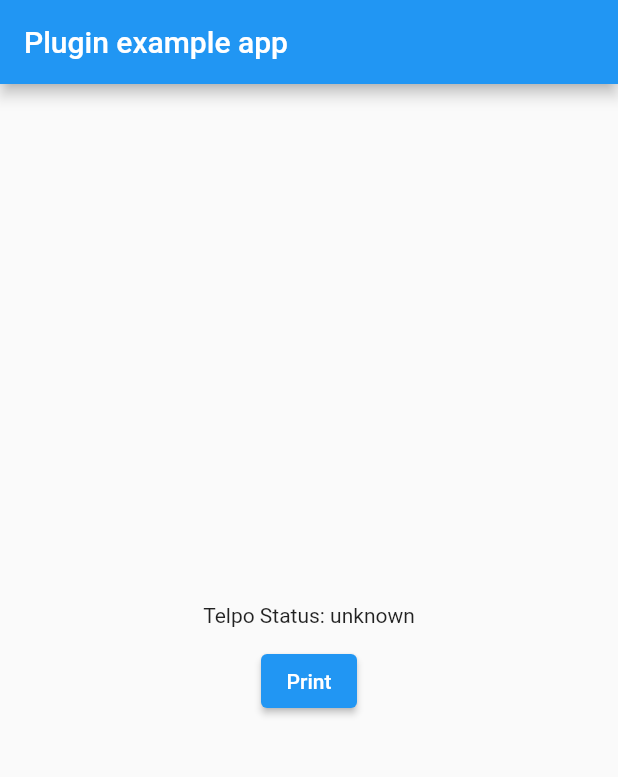
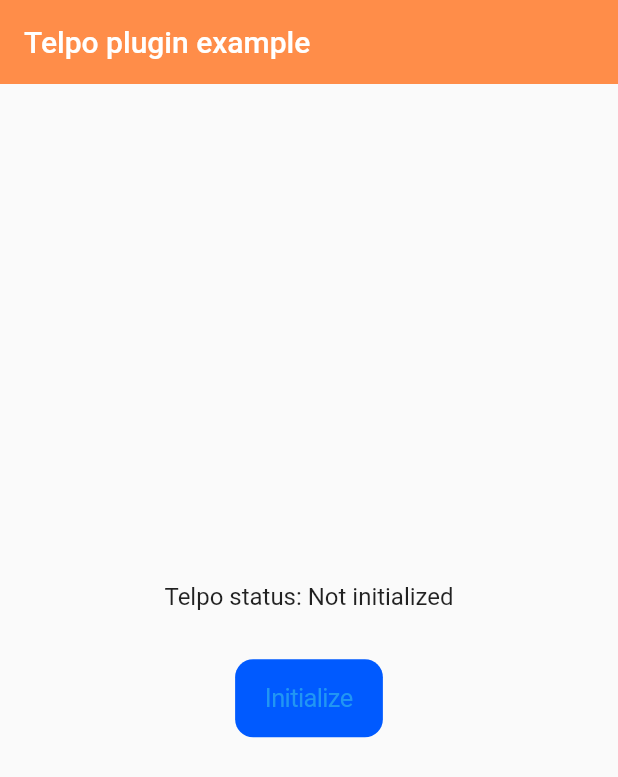
Before and after one commit to aljanshere/telpo-flutter-sdk, a Flutter app: the screen it shows after launch, on a phone screen of 412 x 824 dp. Shown: the top 777 px of the screen. Run offline on Flutter 3.47's test engine with Material 2 defaults, Android fonts, the phone set to English and light mode, and no system bars.

Commit message:
Updated example

```diff
--- a/example/lib/main.dart
+++ b/example/lib/main.dart
@@ -1,104 +1,167 @@
+import 'package:flutter/cupertino.dart';
 import 'package:flutter/material.dart';
+import 'package:flutter/services.dart';
 import 'dart:async';
 
-import 'package:flutter/services.dart';
 import 'package:telpo_flutter_sdk/telpo_flutter_sdk.dart';
 
+const telpoColor = Color(0xff005AFF);
+
 void main() {
-  runApp(const MyApp());
+  runApp(const App());
 }
 
-class MyApp extends StatefulWidget {
-  const MyApp({super.key});
+class App extends StatelessWidget {
+  const App({super.key});
 
   @override
-  State<MyApp> createState() => _MyAppState();
+  Widget build(BuildContext context) {
+    return const MaterialApp(
+      debugShowCheckedModeBanner: false,
+      home: HomeScreen(),
+    );
+  }
 }
 
-class _MyAppState extends State<MyApp> {
-  String _telpoStatus = 'Unknown';
+class HomeScreen extends StatefulWidget {
+  const HomeScreen({super.key});
+
+  @override
+  State<HomeScreen> createState() => _HomeScreenState();
+}
+
+class _HomeScreenState extends State<HomeScreen> {
+  bool _connected = false;
+  String _telpoStatus = 'Not initialized';
   bool _isLoading = false;
 
-  final TelpoFlutterChannel _telpoSdkFlutterPlugin = TelpoFlutterChannel();
-
-  @override
-  void initState() {
-    super.initState();
-    checkStatus();
-  }
+  final _telpoFlutterChannel = TelpoFlutterChannel();
 
   // Platform messages are asynchronous, so we initialize in an async method.
-  Future<void> checkStatus() async {
-    String telpoStatus;
-    // Platform messages may fail, so we use a try/catch PlatformException.
-    // We also handle the message potentially returning null.
-    try {
-      final status = await _telpoSdkFlutterPlugin.checkStatus();
+  Future<void> _connect() async {
+    // Platform calls are catched on plugin-side. No need to use try-catch here,
+    // as connect() method returns non-nullable boolean.
 
-      telpoStatus = status.name;
-    } on PlatformException {
-      telpoStatus = 'Failed to get status.';
-    }
-    // If the widget was removed from the tree while the asynchronous platform
-    // message was in flight, we want to discard the reply rather than calling
-    // setState to update our non-existent appearance.
-    if (!mounted) return;
+    final bool connected = await _telpoFlutterChannel.connect();
 
     setState(() {
-      _telpoStatus = telpoStatus;
+      _connected = connected;
+
+      if (!_connected) {
+        _telpoStatus = 'Telpo not supported';
+      }
     });
   }
 
-  Future<void> printData() async {
-    setState(() {
-      _isLoading = true;
-    });
+  Future<void> _checkStatus() async {
+    String telpoStatus;
 
-    final printableData = <PrintData>[];
+    final TelpoStatus status = await _telpoFlutterChannel.checkStatus();
+    telpoStatus = status.name;
 
-    const data = PrintText(
-      text: 'TelpoFlutterPlugin',
+    setState(() => _telpoStatus = telpoStatus);
+  }
+
+  Future<void> _printData() async {
+    setState(() => _isLoading = true);
+
+    // Creating an empty sheet
+    final sheet = <PrintData>[];
+
+    // Creating a text element
+    const textData = PrintText(
+      text: 'TelpoFlutterSdk',
       alignment: PrintAlignment.center,
       fontSize: PrintedFontSize.size34,
     );
 
-    printableData.add(data);
-    printableData.add(const WalkPaper(step: 8));
+    // Creating 8-line empty space
+    const spacing = WalkPaper(step: 8);
 
-    try {
-      await _telpoSdkFlutterPlugin.print(printableData);
-    } catch (e) {
-      print(e);
-    }
+    // Inserting previously created text element to the sheet.
+    sheet.add(textData);
+    // Inserting previously created spacing element to the sheet.
+    sheet.add(spacing);
+
+    final PrintResult result = await _telpoFlutterChannel.print(sheet);
 
     setState(() {
+      _telpoStatus = result.name;
       _isLoading = false;
     });
   }
 
   @override
+  void setState(VoidCallback fn) {
+    // If the widget was removed from the tree while the asynchronous platform
+    // message was in flight, we want to discard the reply rather than calling
+    // setState to update our non-existent appearance.
+    if (!mounted) return;
+    if (mounted) {
+      super.setState(fn);
+    }
+  }
+
+  @override
+  void dispose() {
+    _telpoFlutterChannel.disconnect();
+    super.dispose();
+  }
+
+  @override
   Widget build(BuildContext context) {
-    return MaterialApp(
-      home: Scaffold(
+    return Scaffold(
       appBar: AppBar(
-          title: const Text('Plugin example app'),
+        elevation: 0.0,
+        systemOverlayStyle: SystemUiOverlayStyle.light,
+        backgroundColor: const Color(0xffFF8D49),
+        title: const Text('Telpo plugin example'),
+        actions: [
+          if (_isLoading)
+            Container(
+              alignment: Alignment.center,
+              padding: const EdgeInsets.only(right: 16.0),
+              child: const CircularProgressIndicator(
+                color: Colors.white,
+              ),
+            )
+        ],
       ),
       body: Center(
         child: Column(
           mainAxisAlignment: MainAxisAlignment.center,
           children: [
-              Text('Telpo Status: $_telpoStatus'),
-              const SizedBox(height: 12.0),
-              ElevatedButton(
-                onPressed: _isLoading
-                    ? null
-                    : () async {
-                        await printData();
-                      },
-                child: Text(_isLoading ? 'Printing' : 'Print'),
+            Text(
+              'Telpo status: $_telpoStatus',
+              style: const TextStyle(fontSize: 16.0),
             ),
+            const SizedBox(height: 32.0),
+            CupertinoButton(
+              color: telpoColor,
+              onPressed: _isLoading ? null : _connect,
+              child: const Text('Initialize'),
+            ),
+            if (_connected) ...[
+              const SizedBox(height: 24.0),
+              CupertinoButton(
+                color: telpoColor,
+                onPressed: _isLoading ? null : _checkStatus,
+                child: const Text(
+                  'Check status',
+                ),
+              ),
+              if (_telpoStatus == TelpoStatus.ok.name) ...[
+                const SizedBox(height: 24.0),
+                CupertinoButton(
+                  color: telpoColor,
+                  onPressed: _isLoading ? null : _printData,
+                  child: Text(
+                    _isLoading ? 'Printing' : 'Print',
+                  ),
+                ),
+              ]
             ],
-          ),
+          ],
         ),
       ),
     );
```
Lines whose indentation alone changed are shown as unchanged.
